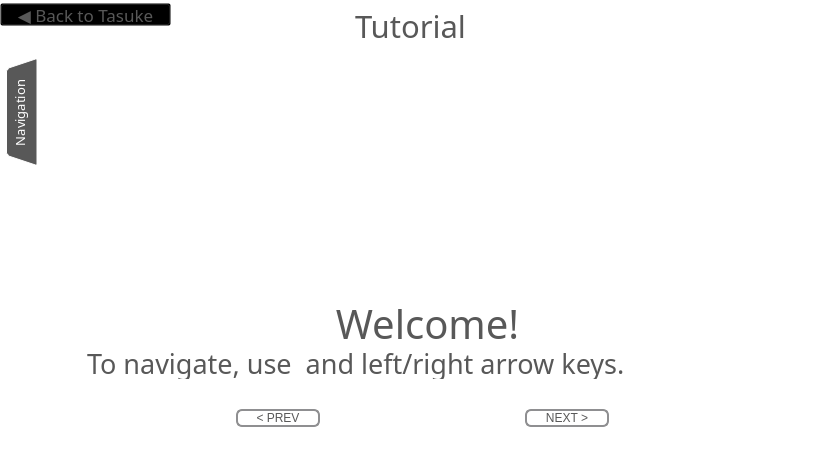
The window that Tasuke/TutorialWidget.ui (mushopea/Tasuke) describes before a commit, drawn with Qt 5.
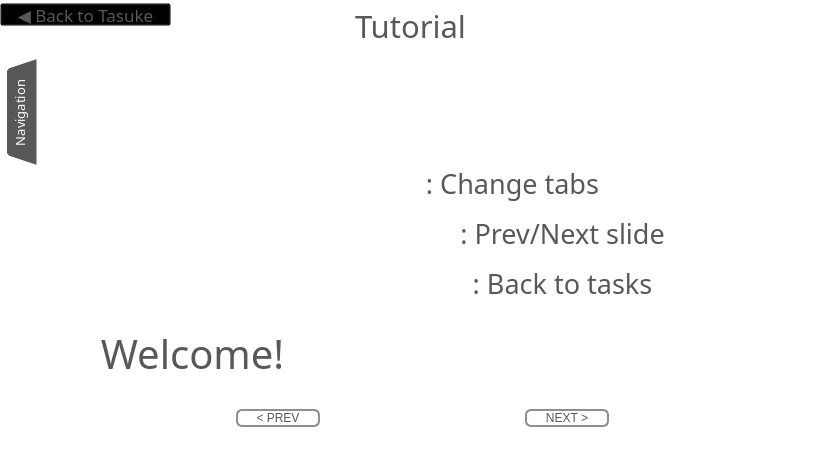
The same window after the commit. Icons and pictures are not drawn. Custom widgets are drawn as their Qt base class.

```diff
--- a/Tasuke/TutorialWidget.ui
+++ b/Tasuke/TutorialWidget.ui
@@ -109,32 +109,11 @@
       <number>0</number>
      </property>
      <widget class="QWidget" name="navPage1">
-      <widget class="QLabel" name="tonavigate">
-       <property name="geometry">
-        <rect>
-         <x>50</x>
-         <y>290</y>
-         <width>691</width>
-         <height>31</height>
-        </rect>
-       </property>
-       <property name="font">
-        <font>
-         <family>Quicksand Book</family>
-         <pointsize>20</pointsize>
-         <weight>50</weight>
-         <bold>false</bold>
-        </font>
-       </property>
-       <property name="text">
-        <string>To navigate, use &lt;tab&gt; and left/right arrow keys.</string>
-       </property>
-      </widget>
       <widget class="QLabel" name="welcomeImg">
        <property name="geometry">
         <rect>
-         <x>280</x>
-         <y>10</y>
+         <x>40</x>
+         <y>30</y>
          <width>231</width>
          <height>231</height>
         </rect>
@@ -152,9 +131,9 @@
       <widget class="QLabel" name="welcome">
        <property name="geometry">
         <rect>
-         <x>10</x>
-         <y>240</y>
-         <width>761</width>
+         <x>40</x>
+         <y>270</y>
+         <width>231</width>
          <height>51</height>
         </rect>
        </property>
@@ -164,6 +143,9 @@
          <pointsize>30</pointsize>
         </font>
        </property>
+       <property name="styleSheet">
+        <string notr="true">background: none;</string>
+       </property>
        <property name="text">
         <string>Welcome!</string>
        </property>
@@ -171,6 +153,81 @@
         <set>Qt::AlignCenter</set>
        </property>
       </widget>
+      <widget class="QLabel" name="welcome_2">
+       <property name="geometry">
+        <rect>
+         <x>320</x>
+         <y>100</y>
+         <width>311</width>
+         <height>51</height>
+        </rect>
+       </property>
+       <property name="font">
+        <font>
+         <family>Quicksand Bold</family>
+         <pointsize>20</pointsize>
+        </font>
+       </property>
+       <property name="styleSheet">
+        <string notr="true">background: none;</string>
+       </property>
+       <property name="text">
+        <string>&lt;tab&gt;: Change tabs</string>
+       </property>
+       <property name="alignment">
+        <set>Qt::AlignCenter</set>
+       </property>
+      </widget>
+      <widget class="QLabel" name="welcome_3">
+       <property name="geometry">
+        <rect>
+         <x>320</x>
+         <y>150</y>
+         <width>411</width>
+         <height>51</height>
+        </rect>
+       </property>
+       <property name="font">
+        <font>
+         <family>Quicksand Bold</family>
+         <pointsize>20</pointsize>
+        </font>
+       </property>
+       <property name="styleSheet">
+        <string notr="true">background: none;</string>
+       </property>
+       <property name="text">
+        <string>&lt;left/right&gt;: Prev/Next slide</string>
+       </property>
+       <property name="alignment">
+        <set>Qt::AlignCenter</set>
+       </property>
+      </widget>
+      <widget class="QLabel" name="welcome_4">
+       <property name="geometry">
+        <rect>
+         <x>310</x>
+         <y>200</y>
+         <width>431</width>
+         <height>51</height>
+        </rect>
+       </property>
+       <property name="font">
+        <font>
+         <family>Quicksand Bold</family>
+         <pointsize>20</pointsize>
+        </font>
+       </property>
+       <property name="styleSheet">
+        <string notr="true">background: none;</string>
+       </property>
+       <property name="text">
+        <string>&lt;backspace&gt;: Back to tasks</string>
+       </property>
+       <property name="alignment">
+        <set>Qt::AlignCenter</set>
+       </property>
+      </widget>
      </widget>
      <widget class="QWidget" name="navPage2">
       <widget class="QLabel" name="label_2">
```
